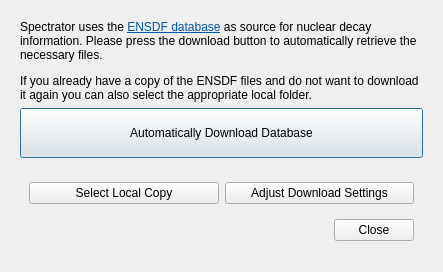
Qt form spectrator/ENSDFDownloader.ui (ferdymercury/nuclei) before a commit.
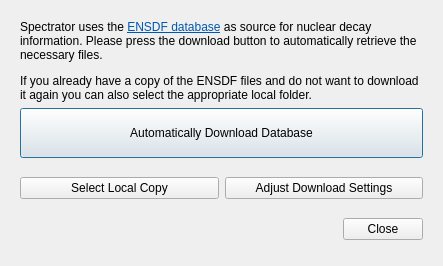
The same form after that commit. Icons and pictures are not drawn.

Patch:
```diff
--- a/spectrator/ENSDFDownloader.ui
+++ b/spectrator/ENSDFDownloader.ui
@@ -7,7 +7,7 @@
     <x>0</x>
     <y>0</y>
     <width>443</width>
-    <height>272</height>
+    <height>266</height>
    </rect>
   </property>
   <property name="windowTitle">
@@ -69,6 +69,9 @@
      </property>
      <widget class="QWidget" name="buttonPage">
       <layout class="QVBoxLayout" name="verticalLayout_4">
+       <property name="margin">
+        <number>0</number>
+       </property>
        <item>
         <layout class="QHBoxLayout" name="horizontalLayout">
          <item>
@@ -96,11 +99,35 @@
         </layout>
        </item>
        <item>
-        <widget class="QDialogButtonBox" name="buttonBox">
-         <property name="standardButtons">
-          <set>QDialogButtonBox::Close</set>
+        <layout class="QHBoxLayout" name="horizontalLayout_2">
+         <property name="spacing">
+          <number>0</number>
          </property>
-        </widget>
+         <item>
+          <spacer name="horizontalSpacer">
+           <property name="orientation">
+            <enum>Qt::Horizontal</enum>
+           </property>
+           <property name="sizeHint" stdset="0">
+            <size>
+             <width>40</width>
+             <height>20</height>
+            </size>
+           </property>
+          </spacer>
+         </item>
+         <item>
+          <widget class="QPushButton" name="closeButton">
+           <property name="text">
+            <string>Close</string>
+           </property>
+           <property name="icon">
+            <iconset resource="spectrator.qrc">
+             <normaloff>:/dialog-close.png</normaloff>:/dialog-close.png</iconset>
+           </property>
+          </widget>
+         </item>
+        </layout>
        </item>
       </layout>
      </widget>
```
Left out of the diff: 33 changed lines with no effect on the pictures.
